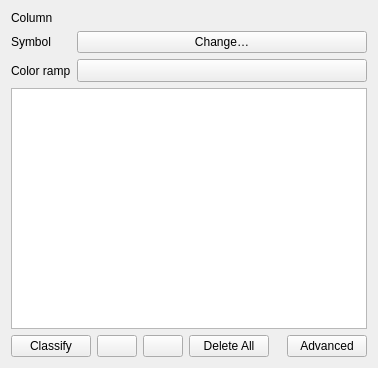
This is src/ui/qgscategorizedsymbolrendererwidget.ui in qgis/QGIS as Qt 5 draws it before an edit. The edited form follows.
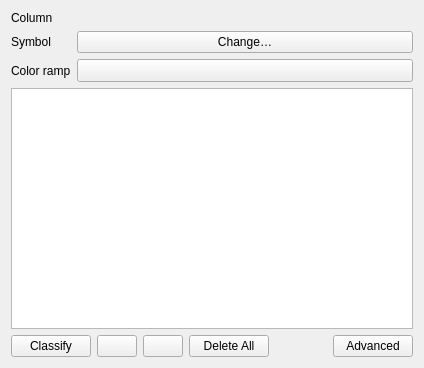
This is the edited form. Icons and pictures are not drawn. Custom widgets are drawn as their Qt base class.

```diff
--- a/src/ui/qgscategorizedsymbolrendererwidget.ui
+++ b/src/ui/qgscategorizedsymbolrendererwidget.ui
@@ -6,7 +6,7 @@
    <rect>
     <x>0</x>
     <y>0</y>
-    <width>378</width>
+    <width>424</width>
     <height>368</height>
    </rect>
   </property>
```
Left out of the diff: 34 changed lines with no effect on the pictures.
